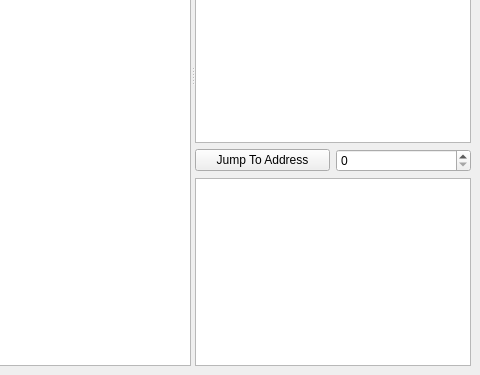
Qt form Simulator/mainwindow.ui (asheryoung10/ece3710) before a commit; both pictures show x 320 to 800 and y 225 to 600 of the 800 by 600 pixel window.
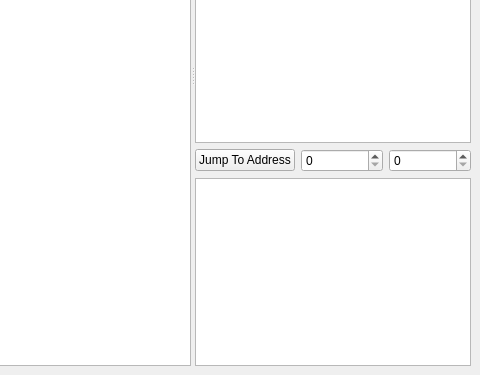
The same form after that commit. Custom widgets are drawn as their Qt base class.

What changed in the file:
```diff
--- a/Simulator/mainwindow.ui
+++ b/Simulator/mainwindow.ui
@@ -204,6 +204,13 @@
             </property>
            </widget>
           </item>
+          <item>
+           <widget class="QSpinBox" name="breakPoint">
+            <property name="maximum">
+             <number>4096</number>
+            </property>
+           </widget>
+          </item>
          </layout>
         </item>
         <item>
```
